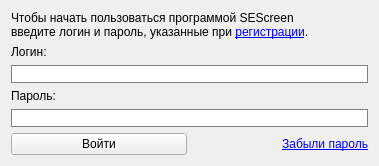
Old version of the form login.ui in the repository SEScreen/Client.
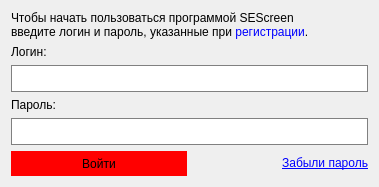
New version of the form.

Commit message: Чтоб красивенько было

Diff of the .ui file:
```diff
--- a/login.ui
+++ b/login.ui
@@ -13,7 +13,7 @@
   <property name="maximumSize">
    <size>
     <width>400</width>
-    <height>200</height>
+    <height>223</height>
    </size>
   </property>
   <property name="windowTitle">
@@ -22,22 +22,38 @@
   <property name="styleSheet">
    <string notr="true">QLineEdit {
      border: 1px solid gray;
+     height:25px;
 }
 
  QLineEdit[error=&quot;true&quot;] {
-     border: 1px solid red;
-}</string>
+     border: 1px solid rgba(255,0,0,100);
+}
+
+</string>
   </property>
   <layout class="QGridLayout" name="gridLayout">
    <item row="0" column="0" colspan="2">
     <widget class="QLabel" name="label_3">
+     <property name="styleSheet">
+      <string notr="true"/>
+     </property>
      <property name="text">
-      <string>&lt;html&gt;&lt;head/&gt;&lt;body&gt;&lt;p&gt;Чтобы начать пользоваться программой SEScreen&lt;br/&gt; введите логин и пароль, указанные при &lt;a href=&quot;#&quot;&gt;регистрации&lt;/a&gt;.&lt;/p&gt;&lt;/body&gt;&lt;/html&gt;</string>
+      <string>&lt;html&gt;&lt;head&gt;&lt;style&gt;
+a{
+text-decoration:none;
+} &lt;/style&gt;&lt;/head&gt;&lt;body&gt;&lt;p&gt;Чтобы начать пользоваться программой SEScreen&lt;br/&gt; введите логин и пароль, указанные при &lt;a href=&quot;#&quot;  &gt;регистрации&lt;/a&gt;.&lt;/p&gt;&lt;/body&gt;&lt;/html&gt;</string>
      </property>
     </widget>
    </item>
    <item row="5" column="0">
     <widget class="QPushButton" name="entryButton">
+     <property name="styleSheet">
+      <string notr="true">QPushButton{
+background:red;
+height:25px;
+border-radius:0;
+}</string>
+     </property>
      <property name="text">
       <string>Войти</string>
      </property>
```
Left out of the diff: 2 changed lines with no effect on the pictures.
